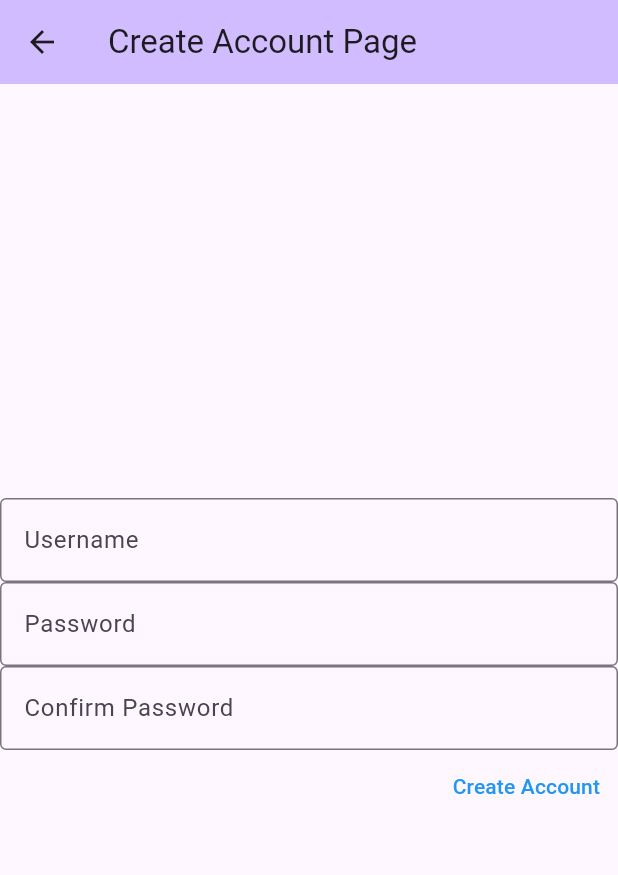
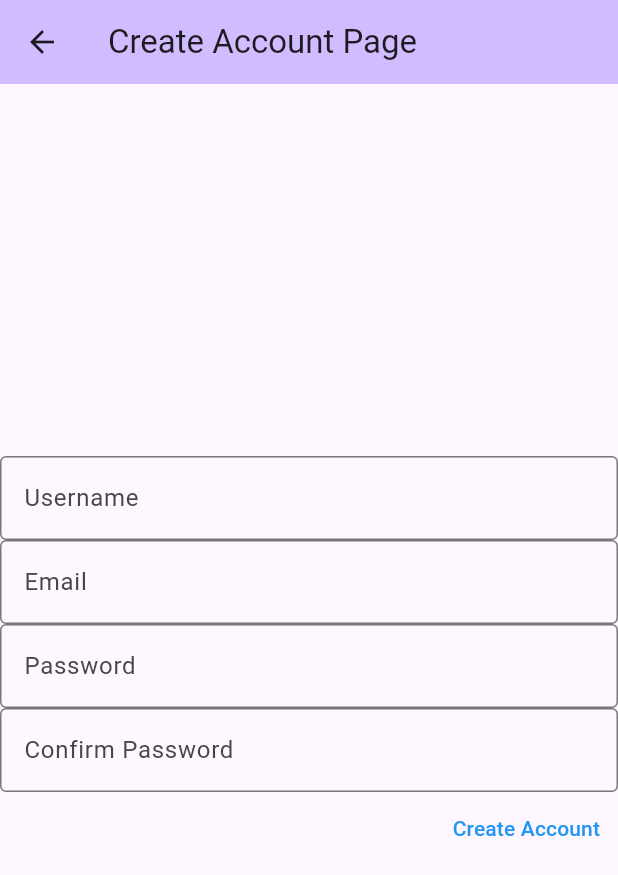
Before and after one commit to marcsaffold17/GetFitApp, a Flutter app: the MyCreateAccountPage screen opened directly, on a phone screen of 412 x 824 dp. Shown: the top 875 px of the screen. Run offline on Flutter 3.47's test engine with Material 3 defaults, Android fonts, the phone set to English and light mode, and no system bars; our stand-ins replace cloud_firestore, firebase_core; accounts and stored records are empty.

Commit message:
added Email Field when Creating an account

```diff
--- a/get_fit_app/lib/view/login_view.dart
+++ b/get_fit_app/lib/view/login_view.dart
@@ -153,6 +153,8 @@ class CreateAccountPage extends State<MyCreateAccountPage>
   final userNameText = TextEditingController();
   final passWordText = TextEditingController();
   final confirmPassWordText = TextEditingController();
+  final emailText = TextEditingController();
+
 
   @override
   void initState() {
@@ -206,6 +208,13 @@ class CreateAccountPage extends State<MyCreateAccountPage>
               ),
             ),
             TextField(
+              controller: emailText,
+              decoration: const InputDecoration(
+                border: OutlineInputBorder(),
+                hintText: 'Email',
+              ),
+            ),
+            TextField(
               controller: passWordText,
               obscureText: true,
               decoration: const InputDecoration(
```
